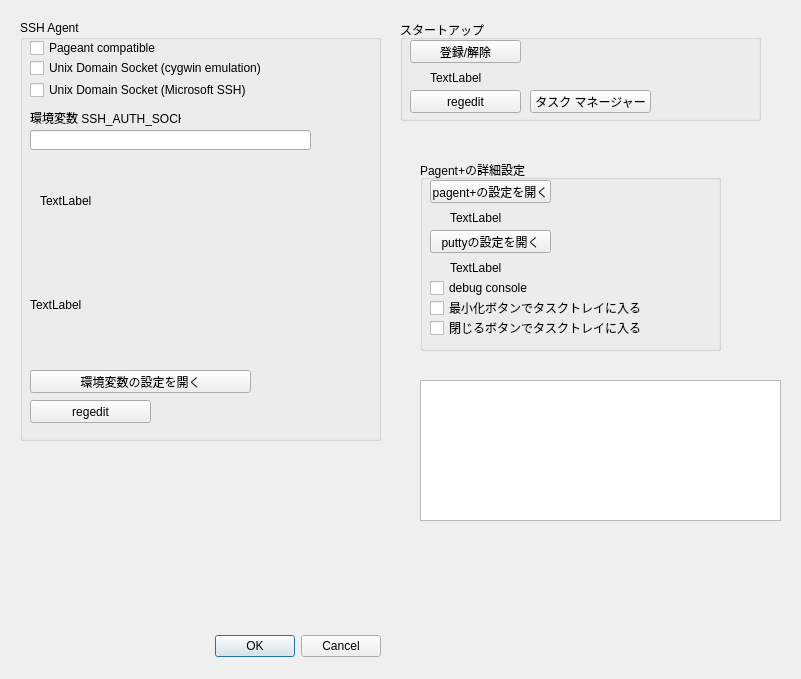
zmatsuo/pageant-, file settingdlg.ui: the form before one commit.
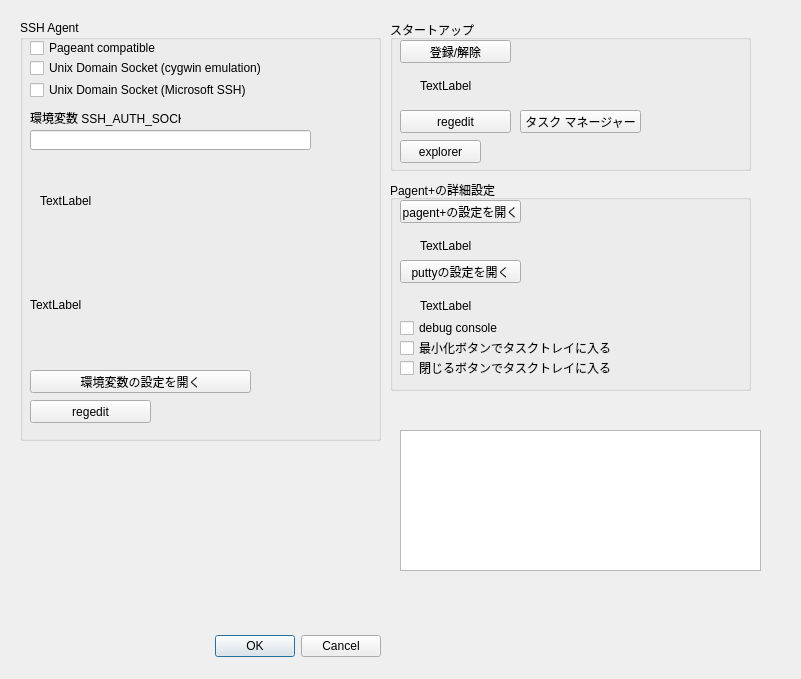
The form after the commit.

Commit message: settingdlgのUI調整

The edit to the form file:
```diff
--- a/settingdlg.ui
+++ b/settingdlg.ui
@@ -32,8 +32,8 @@
   <widget class="QPlainTextEdit" name="plainTextEdit">
    <property name="geometry">
     <rect>
-     <x>420</x>
-     <y>380</y>
+     <x>400</x>
+     <y>430</y>
      <width>361</width>
      <height>141</height>
     </rect>
@@ -45,10 +45,10 @@
   <widget class="QGroupBox" name="groupBox">
    <property name="geometry">
     <rect>
-     <x>400</x>
+     <x>390</x>
      <y>20</y>
      <width>361</width>
-     <height>101</height>
+     <height>151</height>
     </rect>
    </property>
    <property name="title">
@@ -74,7 +74,7 @@
     <property name="geometry">
      <rect>
       <x>130</x>
-      <y>70</y>
+      <y>90</y>
       <width>121</width>
       <height>23</height>
      </rect>
@@ -87,7 +87,7 @@
     <property name="geometry">
      <rect>
       <x>10</x>
-      <y>70</y>
+      <y>90</y>
       <width>111</width>
       <height>23</height>
      </rect>
@@ -102,11 +102,27 @@
       <x>30</x>
       <y>50</y>
       <width>291</width>
-      <height>16</height>
+      <height>31</height>
      </rect>
     </property>
     <property name="text">
      <string>TextLabel</string>
+    </property>
+    <property name="wordWrap">
+     <bool>true</bool>
+    </property>
+   </widget>
+   <widget class="QPushButton" name="pushButton_8">
+    <property name="geometry">
+     <rect>
+      <x>10</x>
+      <y>120</y>
+      <width>81</width>
+      <height>23</height>
+     </rect>
+    </property>
+    <property name="text">
+     <string>explorer</string>
     </property>
    </widget>
   </widget>
@@ -246,10 +262,10 @@
   <widget class="QGroupBox" name="groupBox_3">
    <property name="geometry">
     <rect>
-     <x>420</x>
-     <y>160</y>
-     <width>301</width>
-     <height>191</height>
+     <x>390</x>
+     <y>180</y>
+     <width>361</width>
+     <height>211</height>
     </rect>
    </property>
    <property name="title">
@@ -259,7 +275,7 @@
     <property name="geometry">
      <rect>
       <x>10</x>
-      <y>120</y>
+      <y>140</y>
       <width>101</width>
       <height>16</height>
      </rect>
@@ -285,7 +301,7 @@
     <property name="geometry">
      <rect>
       <x>10</x>
-      <y>70</y>
+      <y>80</y>
       <width>121</width>
       <height>23</height>
      </rect>
@@ -298,7 +314,7 @@
     <property name="geometry">
      <rect>
       <x>10</x>
-      <y>140</y>
+      <y>160</y>
       <width>221</width>
       <height>16</height>
      </rect>
@@ -312,32 +328,38 @@
      <rect>
       <x>30</x>
       <y>50</y>
-      <width>261</width>
-      <height>16</height>
+      <width>321</width>
+      <height>31</height>
      </rect>
     </property>
     <property name="text">
      <string>TextLabel</string>
     </property>
+    <property name="wordWrap">
+     <bool>true</bool>
+    </property>
    </widget>
    <widget class="QLabel" name="label_5">
     <property name="geometry">
      <rect>
       <x>30</x>
-      <y>100</y>
-      <width>261</width>
-      <height>16</height>
+      <y>110</y>
+      <width>321</width>
+      <height>31</height>
      </rect>
     </property>
     <property name="text">
      <string>TextLabel</string>
     </property>
+    <property name="wordWrap">
+     <bool>true</bool>
+    </property>
    </widget>
    <widget class="QCheckBox" name="checkBox_6">
     <property name="geometry">
      <rect>
       <x>10</x>
-      <y>160</y>
+      <y>180</y>
       <width>231</width>
       <height>16</height>
      </rect>
```
The commit also changes 11 other files.
